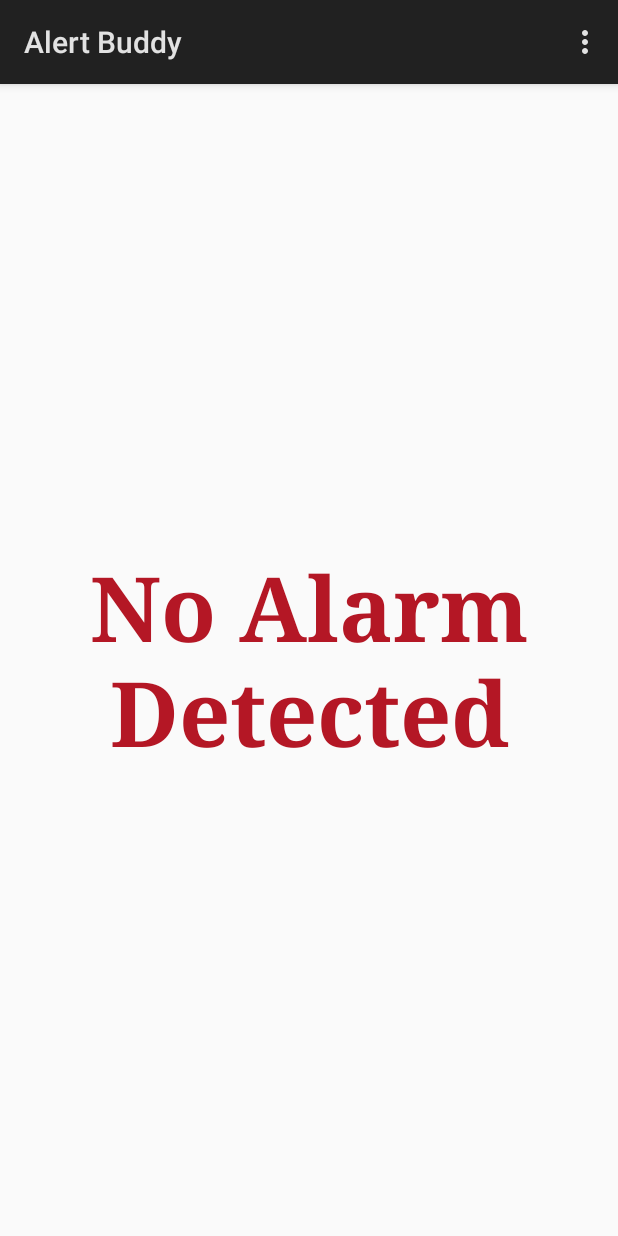
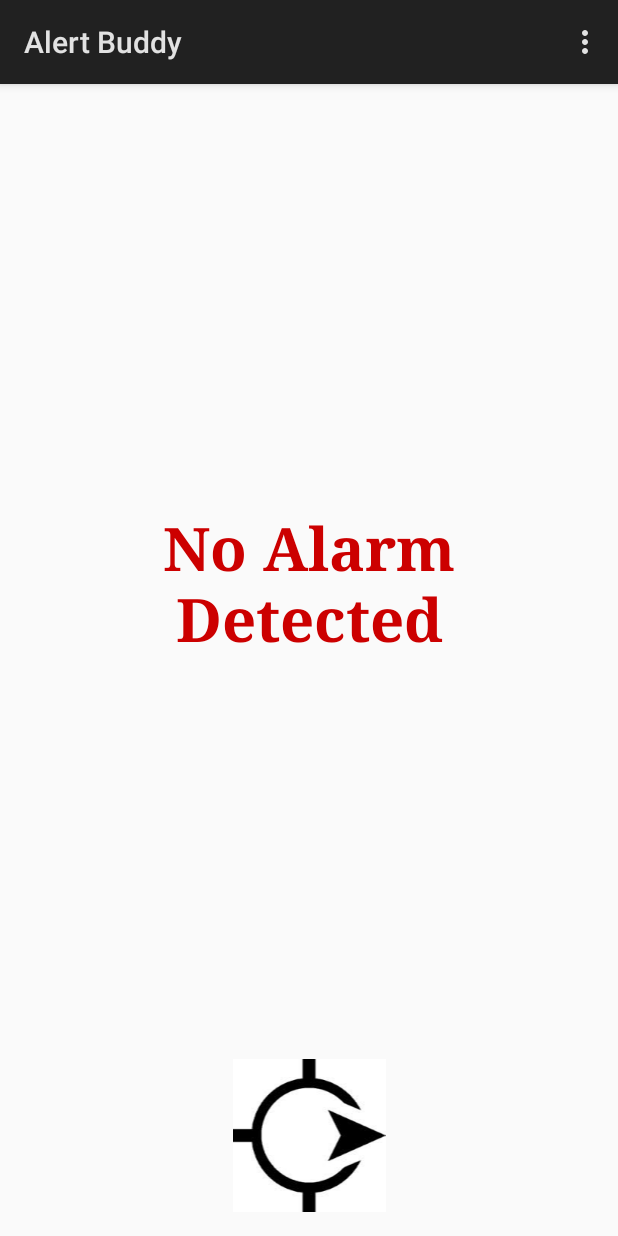
Before and after one commit to monisind/AlertBuddy, an Android app: the DisplaySoundActivity screen opened directly, with no data from a screen before it, on a phone screen of 412 x 824 dp. Run offline under Robolectric (Android 15) with nearby library versions, the phone set to English and light mode, and no system bars; 4 statements that could not run were skipped.

Commit message:
added image view and adjusted layout of home screen

```diff
--- a/Application/src/main/res/layout/activity_display_sound.xml
+++ b/Application/src/main/res/layout/activity_display_sound.xml
@@ -1,33 +1,38 @@
 <LinearLayout xmlns:android="http://schemas.android.com/apk/res/android"
     xmlns:tools="http://schemas.android.com/tools"
     android:layout_width="match_parent"
-    android:layout_height="match_parent"
+    android:layout_height="fill_parent"
     android:paddingLeft="@dimen/activity_horizontal_margin"
     android:paddingRight="@dimen/activity_horizontal_margin"
     android:paddingTop="@dimen/activity_vertical_margin"
     android:paddingBottom="@dimen/activity_vertical_margin"
-    android:orientation="vertical"
     android:layout_gravity="center"
     tools:context="com.example.android.alertbuddy.DisplaySoundActivity"
-    android:weightSum="1">
+    android:weightSum="1"
+    android:orientation="vertical">
 
 
     <TextView android:id="@+id/res_message"
         android:text="@string/response_message"
         android:gravity="center"
-        android:textSize="60dp"
-        android:textColor="#b41725"
+        android:textSize="40dp"
+        android:textColor="@color/red"
         android:textAlignment="inherit"
         android:layout_width="match_parent"
-        android:layout_height="match_parent"
-        android:layout_gravity="center"
+        android:layout_height="wrap_content"
         android:layout_weight="1"
         android:textStyle="bold"
         android:singleLine="false"
         android:typeface="serif"
         android:autoText="true"
         android:elegantTextHeight="true"
-        android:foregroundGravity="center_vertical|center_horizontal"
-        android:textIsSelectable="false" />
+        android:foregroundGravity="center_vertical|center_horizontal" />
+
+    <ImageView
+        android:layout_width="match_parent"
+        android:layout_height="wrap_content"
+        android:id="@+id/imageView"
+        android:layout_weight="1"
+        android:src="@drawable/compassarrow" />
 
 </LinearLayout>
```
Also changed, not shown: Application/src/main/res/drawable-hdpi/compassarrow.9.png (added), Application/src/main/res/drawable-hdpi/direction_arrow_red_down.9.png (added), Application/src/main/res/drawable-mdpi/compassarrow.9.png (added), Application/src/main/res/drawable-mdpi/direction_arrow_red_down.9.png (added), Application/src/main/res/drawable-xhdpi/compassarrow.9.png (added), Application/src/main/res/drawable-xhdpi/direction_arrow_red_down.9.png (added), Application/src/main/res/drawable-xxhdpi/compassarrow.9.png (added), Application/src/main/res/drawable-xxhdpi/direction_arrow_red_down.9.png (added), Application/src/main/res/drawable-xxxhdpi/compassarrow.9.png (added), Application/src/main/res/drawable-xxxhdpi/direction_arrow_red_down.9.png (added).
